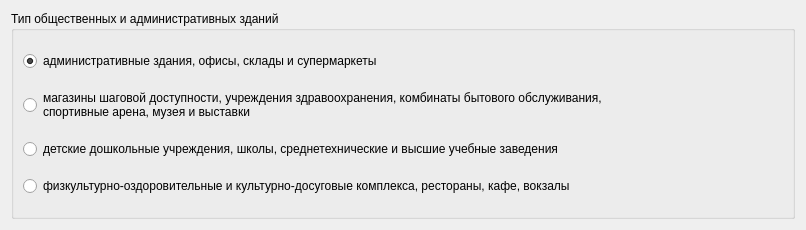
First picture: the form in buildingtype.ui, repository MafuraG/enegpassport, before the edit.
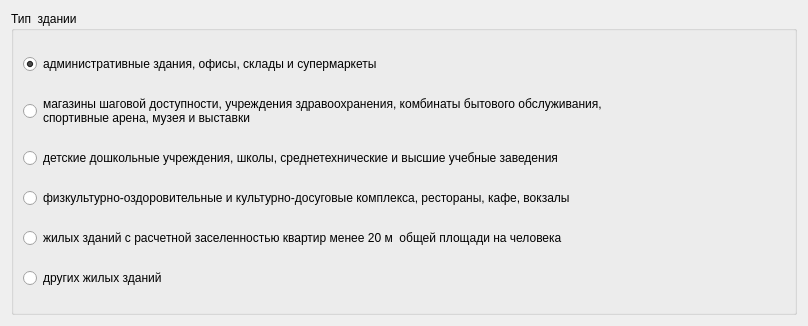
Second picture: the form after the edit.

The edit to the form file:
```diff
--- a/buildingtype.ui
+++ b/buildingtype.ui
@@ -6,8 +6,8 @@
    <rect>
     <x>0</x>
     <y>0</y>
-    <width>806</width>
-    <height>230</height>
+    <width>808</width>
+    <height>326</height>
    </rect>
   </property>
   <property name="windowTitle">
@@ -23,7 +23,7 @@
       <string notr="true">font: 75 12pt &quot;MS Shell Dlg 2&quot;;</string>
      </property>
      <property name="title">
-      <string>Тип общественных и административных зданий</string>
+      <string>Тип  здании</string>
      </property>
      <layout class="QVBoxLayout" name="verticalLayout">
       <item>
@@ -94,6 +94,50 @@
         </property>
        </widget>
       </item>
+      <item>
+       <widget class="QRadioButton" name="radioButton_5">
+        <property name="minimumSize">
+         <size>
+          <width>0</width>
+          <height>0</height>
+         </size>
+        </property>
+        <property name="maximumSize">
+         <size>
+          <width>800</width>
+          <height>16777215</height>
+         </size>
+        </property>
+        <property name="styleSheet">
+         <string notr="true">font: 12pt &quot;MS Shell Dlg 2&quot;;</string>
+        </property>
+        <property name="text">
+         <string>жилых зданий с расчетной заселенностью квартир менее 20 м  общей площади на человека </string>
+        </property>
+       </widget>
+      </item>
+      <item>
+       <widget class="QRadioButton" name="radioButton_6">
+        <property name="minimumSize">
+         <size>
+          <width>0</width>
+          <height>0</height>
+         </size>
+        </property>
+        <property name="maximumSize">
+         <size>
+          <width>800</width>
+          <height>16777215</height>
+         </size>
+        </property>
+        <property name="styleSheet">
+         <string notr="true">font: 12pt &quot;MS Shell Dlg 2&quot;;</string>
+        </property>
+        <property name="text">
+         <string>других жилых зданий </string>
+        </property>
+       </widget>
+      </item>
      </layout>
     </widget>
    </item>
```
